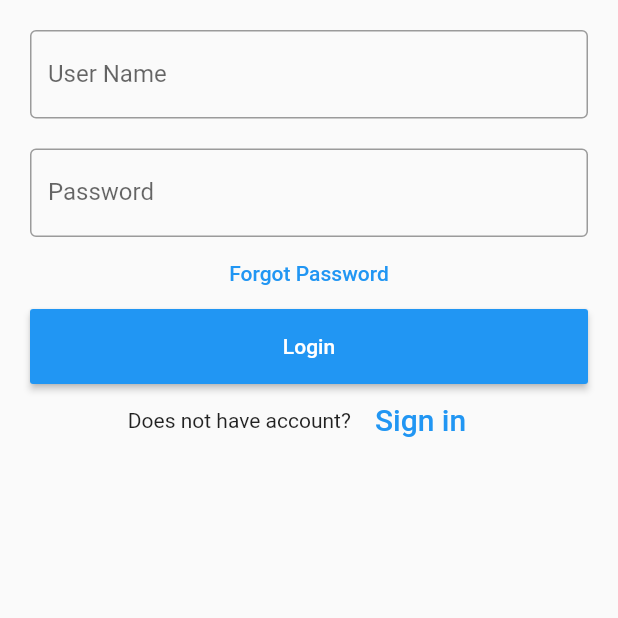
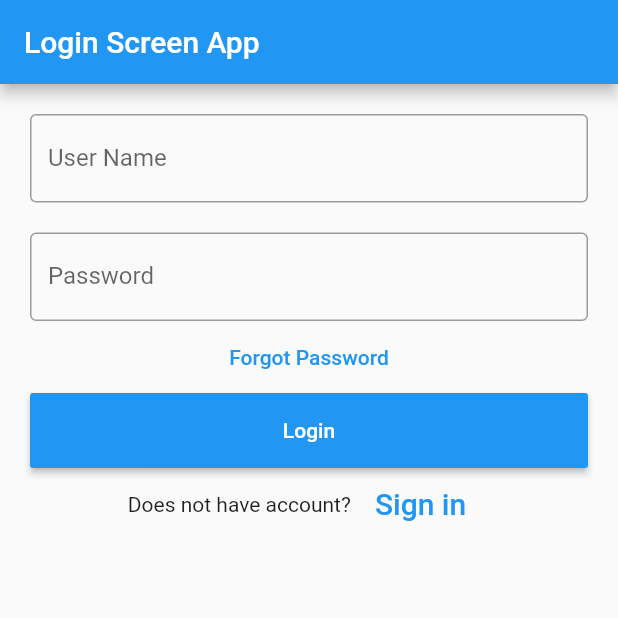
Before and after one commit to KshamaAgrawal/FirstDrawer_flutter, a Flutter app: the screen it shows after launch, on a phone screen of 412 x 824 dp, the top half of it. Run offline on Flutter 3.47's test engine with Material 2 defaults, Android fonts, the phone set to English and light mode, and no system bars.

```diff
--- a/lib/login_screen.dart
+++ b/lib/login_screen.dart
@@ -14,23 +14,13 @@ class _State extends State<LoginPage> {
   @override
   Widget build(BuildContext context) {
     return Scaffold(
-        // appBar: AppBar(
-        //   title: Text('Login Screen App'),
-        // ),
+        appBar: AppBar(
+          title: Text('Login Screen App'),
+        ),
         body: Padding(
-            padding: EdgeInsets.all(10),
+          padding: EdgeInsets.all(10),
             child: ListView(
               children: <Widget>[
-                // Container(
-                //     alignment: Alignment.center,
-                //     padding: EdgeInsets.all(10),
-                //     child: Text(
-                //       'Codeplayon',
-                //       style: TextStyle(
-                //           color: Colors.blue,
-                //           fontWeight: FontWeight.w500,
-                //           fontSize: 30),
-                //     )),
                 Container(
                   padding: EdgeInsets.all(10),
                   child: TextField(
@@ -93,6 +83,8 @@ class _State extends State<LoginPage> {
                       mainAxisAlignment: MainAxisAlignment.center,
                     ))
               ],
-            )));
+            )
+        )
+    );
   }
 }
--- a/lib/main.dart
+++ b/lib/main.dart
@@ -8,6 +8,6 @@ class MyApp extends StatelessWidget {
   @override
   Widget build(BuildContext context) {
     return MaterialApp(
-        theme: ThemeData(primarySwatch: Colors.blue), home: LoginPage());
+      theme: ThemeData(primarySwatch: Colors.blue), home: LoginPage());
   }
 }
```
Also changed, not shown: lib/home.dart (+15 -2 lines), 2 other files.
